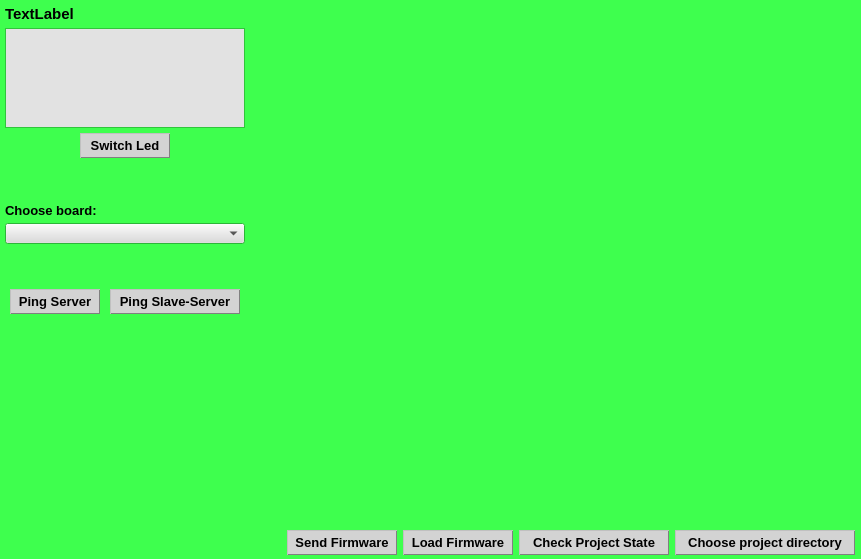
Above: CLIENT/RHE_Client/rhe_widget.ui from qvinn/RHE before the change. Below: the same form after it.
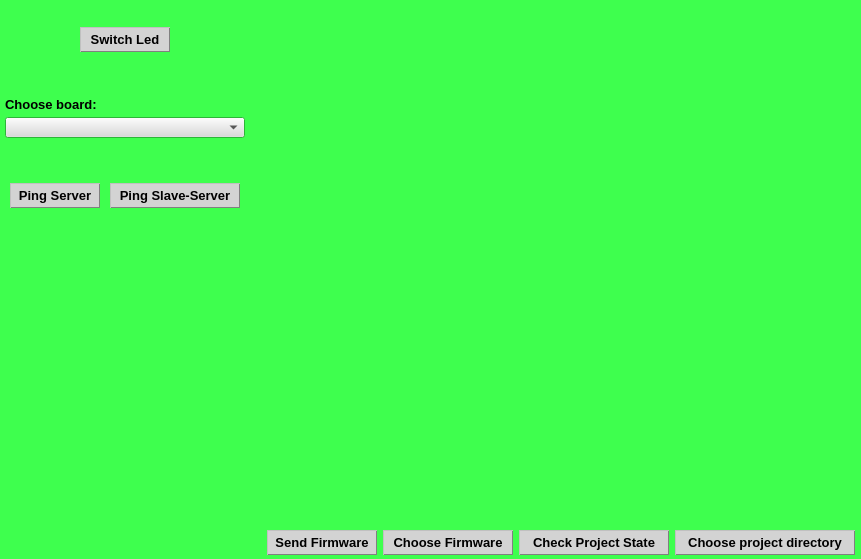
That is the form after the change.

What changed in the file:
```diff
--- a/CLIENT/RHE_Client/rhe_widget.ui
+++ b/CLIENT/RHE_Client/rhe_widget.ui
@@ -10,6 +10,12 @@
     <height>559</height>
    </rect>
   </property>
+  <property name="minimumSize">
+   <size>
+    <width>604</width>
+    <height>246</height>
+   </size>
+  </property>
   <property name="palette">
    <palette>
     <active>
@@ -290,29 +296,7 @@
           </font>
          </property>
          <property name="text">
-          <string>TextLabel</string>
-         </property>
-        </widget>
-       </item>
-       <item>
-        <widget class="QTextEdit" name="textEdit">
-         <property name="sizePolicy">
-          <sizepolicy hsizetype="Fixed" vsizetype="Fixed">
-           <horstretch>0</horstretch>
-           <verstretch>0</verstretch>
-          </sizepolicy>
-         </property>
-         <property name="minimumSize">
-          <size>
-           <width>220</width>
-           <height>100</height>
-          </size>
-         </property>
-         <property name="maximumSize">
-          <size>
-           <width>240</width>
-           <height>100</height>
-          </size>
+          <string/>
          </property>
         </widget>
        </item>
@@ -1710,13 +1694,13 @@
       </property>
       <property name="minimumSize">
        <size>
-        <width>110</width>
+        <width>130</width>
         <height>25</height>
        </size>
       </property>
       <property name="maximumSize">
        <size>
-        <width>200</width>
+        <width>230</width>
         <height>25</height>
        </size>
       </property>
@@ -1978,7 +1962,7 @@
 }</string>
       </property>
       <property name="text">
-       <string>Load Firmware</string>
+       <string>Choose Firmware</string>
       </property>
       <property name="autoDefault">
        <bool>false</bool>
```
